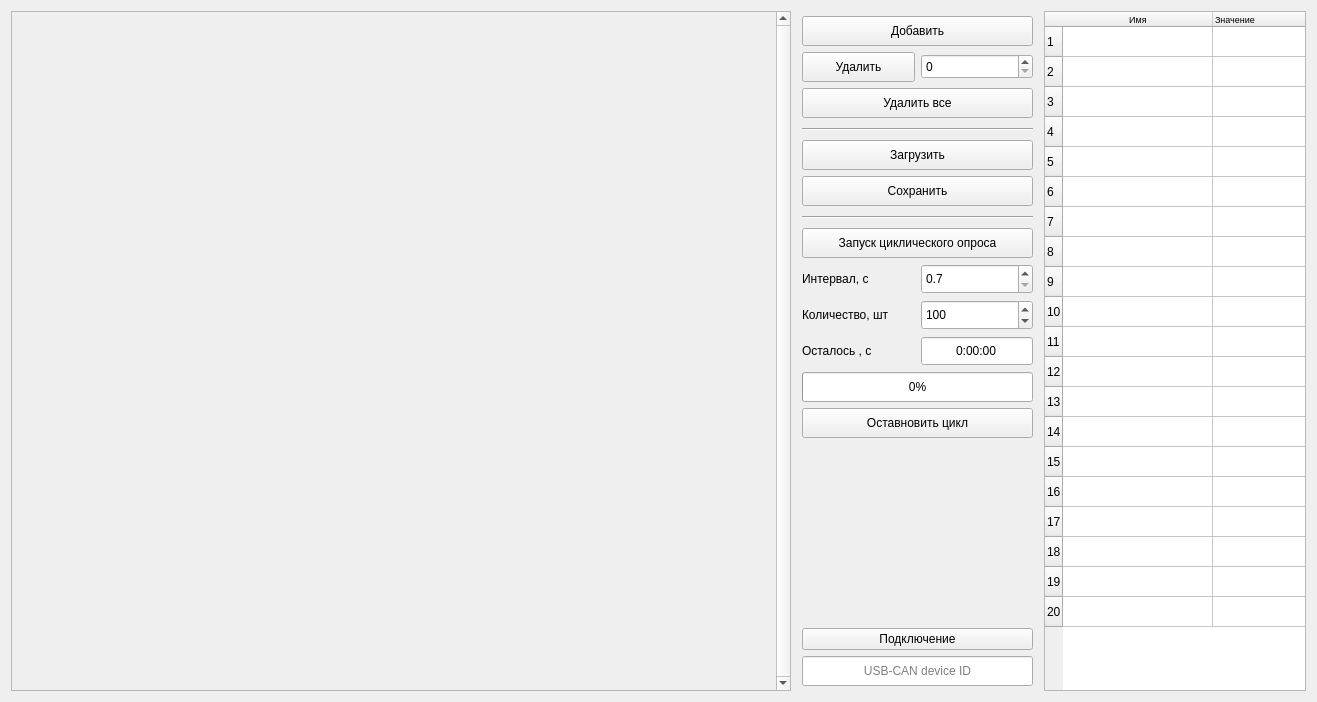
a-styuf/can_usb_client, file can_usb_bridge_client_widget.ui: the form before one commit.
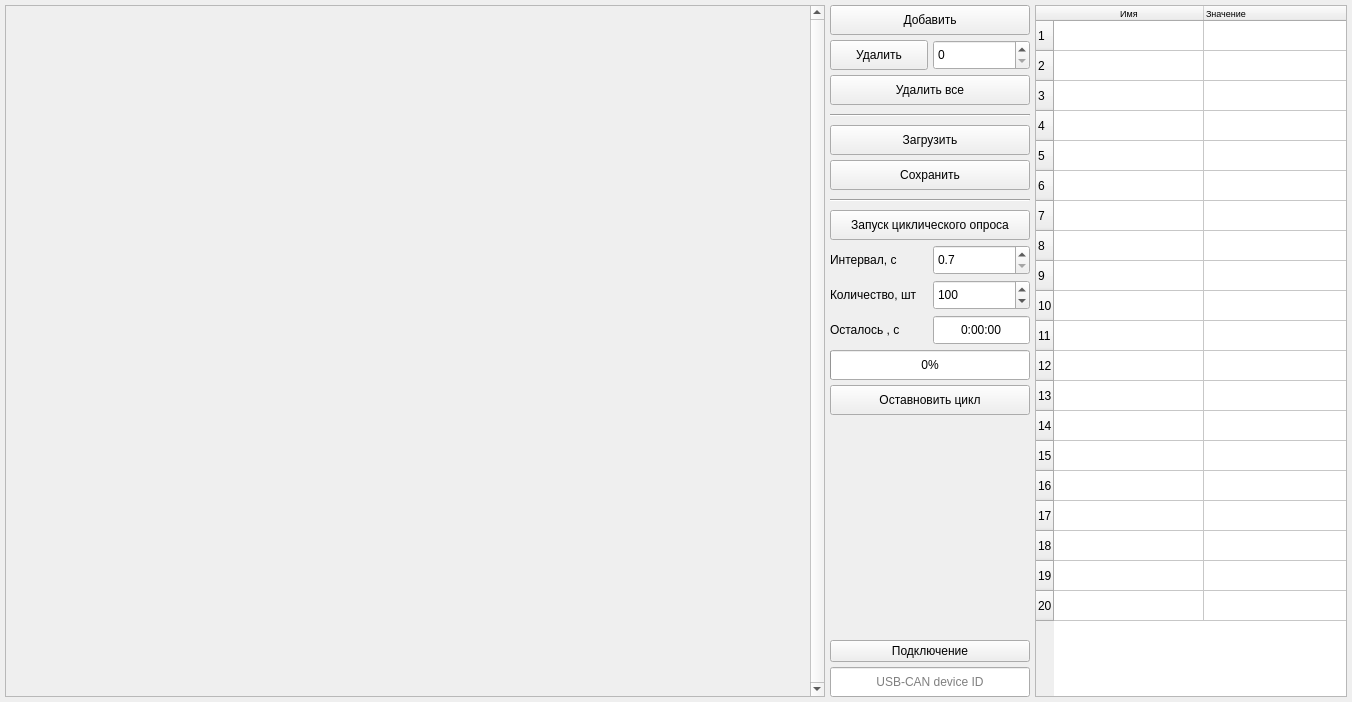
The form after the commit.

Diff of the .ui file:
```diff
--- a/can_usb_bridge_client_widget.ui
+++ b/can_usb_bridge_client_widget.ui
@@ -6,7 +6,7 @@
    <rect>
     <x>0</x>
     <y>0</y>
-    <width>1317</width>
+    <width>1352</width>
     <height>702</height>
    </rect>
   </property>
@@ -14,6 +14,21 @@
    <string>Form</string>
   </property>
   <layout class="QGridLayout" name="gridLayout" columnstretch="0,0,1" columnminimumwidth="0,0,1">
+   <property name="leftMargin">
+    <number>5</number>
+   </property>
+   <property name="topMargin">
+    <number>5</number>
+   </property>
+   <property name="rightMargin">
+    <number>5</number>
+   </property>
+   <property name="bottomMargin">
+    <number>5</number>
+   </property>
+   <property name="spacing">
+    <number>5</number>
+   </property>
    <item row="0" column="0">
     <widget class="QScrollArea" name="scrollArea">
      <property name="enabled">
@@ -27,7 +42,7 @@
      </property>
      <property name="minimumSize">
       <size>
-       <width>780</width>
+       <width>820</width>
        <height>550</height>
       </size>
      </property>
@@ -46,13 +61,16 @@
      <property name="widgetResizable">
       <bool>true</bool>
      </property>
+     <property name="alignment">
+      <set>Qt::AlignLeading|Qt::AlignLeft|Qt::AlignTop</set>
+     </property>
      <widget class="QWidget" name="unitsSArea">
       <property name="geometry">
        <rect>
         <x>0</x>
         <y>0</y>
-        <width>757</width>
-        <height>678</height>
+        <width>801</width>
+        <height>690</height>
        </rect>
       </property>
      </widget>
@@ -61,15 +79,18 @@
    <item row="0" column="1">
     <layout class="QGridLayout" name="gridLayout_2">
      <property name="leftMargin">
-      <number>5</number>
+      <number>0</number>
      </property>
      <property name="topMargin">
-      <number>5</number>
+      <number>0</number>
      </property>
      <property name="rightMargin">
-      <number>5</number>
+      <number>0</number>
      </property>
      <property name="bottomMargin">
+      <number>0</number>
+     </property>
+     <property name="spacing">
       <number>5</number>
      </property>
      <item row="1" column="1">
@@ -83,7 +104,7 @@
        <property name="minimumSize">
         <size>
          <width>0</width>
-         <height>25</height>
+         <height>30</height>
         </size>
        </property>
       </widget>
@@ -168,7 +189,7 @@
        </property>
        <property name="minimumSize">
         <size>
-         <width>225</width>
+         <width>200</width>
          <height>30</height>
         </size>
        </property>
@@ -184,7 +205,7 @@
        </property>
        <property name="sizeHint" stdset="0">
         <size>
-         <width>231</width>
+         <width>190</width>
          <height>13</height>
         </size>
        </property>
@@ -410,7 +431,7 @@
      </property>
      <property name="minimumSize">
       <size>
-       <width>260</width>
+       <width>250</width>
        <height>0</height>
       </size>
      </property>
```
